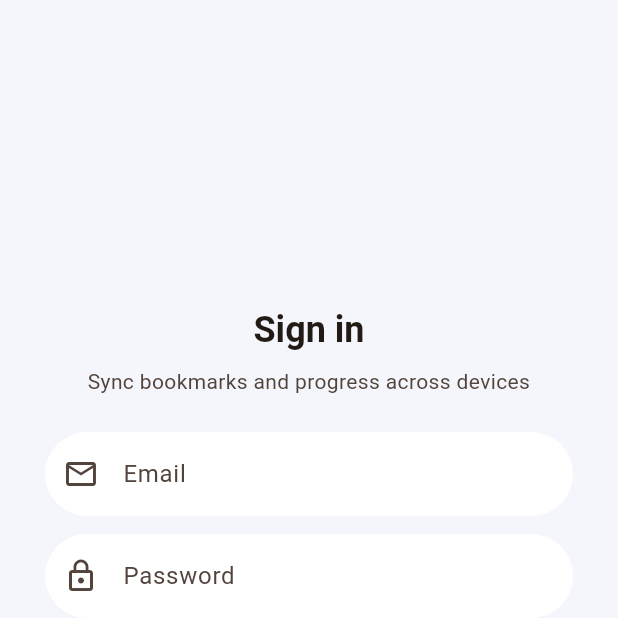
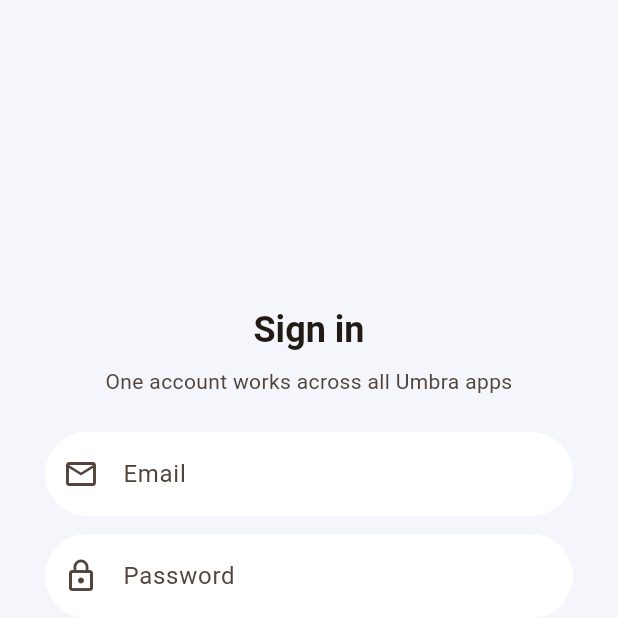
Before and after one commit to johncarlo-dizon/umbra, a Flutter app: the screen it shows after launch, item 2 of the bottom bar chosen, on a phone screen of 412 x 824 dp, the top half of it. Run offline on Flutter 3.47's test engine with Material 3 defaults, Android fonts, the light colour scheme and no system bars; our stand-ins replace cached_network_image, go_router, shared_preferences, supabase_flutter; accounts and stored records are empty.

Commit message:
message update

```diff
--- a/lib/core/screens/auth_screen.dart
+++ b/lib/core/screens/auth_screen.dart
@@ -84,7 +84,7 @@ class _AuthScreenState extends State<AuthScreen> {
                 const SizedBox(height: 8),
                 Text(
                   isSignIn
-                      ? 'Sync bookmarks and progress across devices'
+                      ? 'One account works across all Umbra apps'
                       : 'One account works across all Umbra apps',
                   style: Theme.of(context).textTheme.bodyMedium?.copyWith(
                     color: Theme.of(context).colorScheme.onSurfaceVariant,
```
